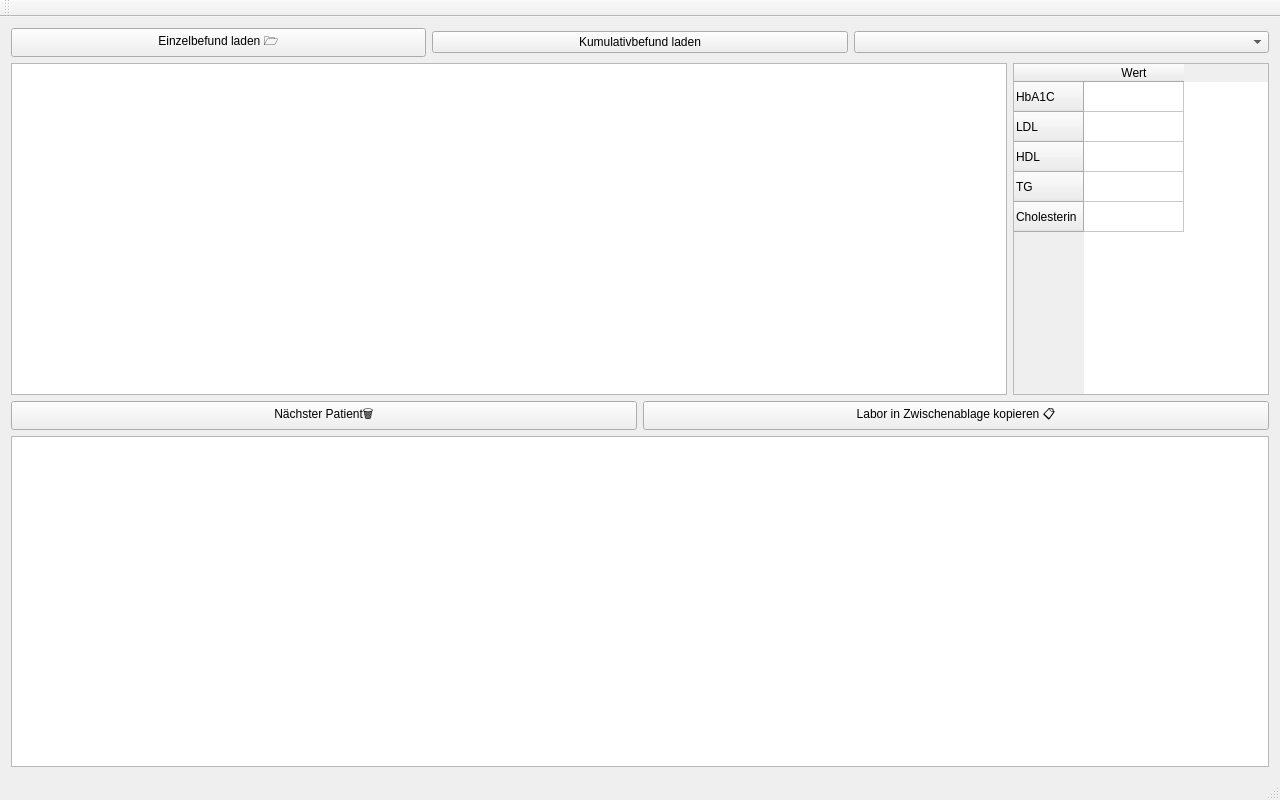
bogie/medicoLabTool, file mainwindow.ui: the form before one commit.
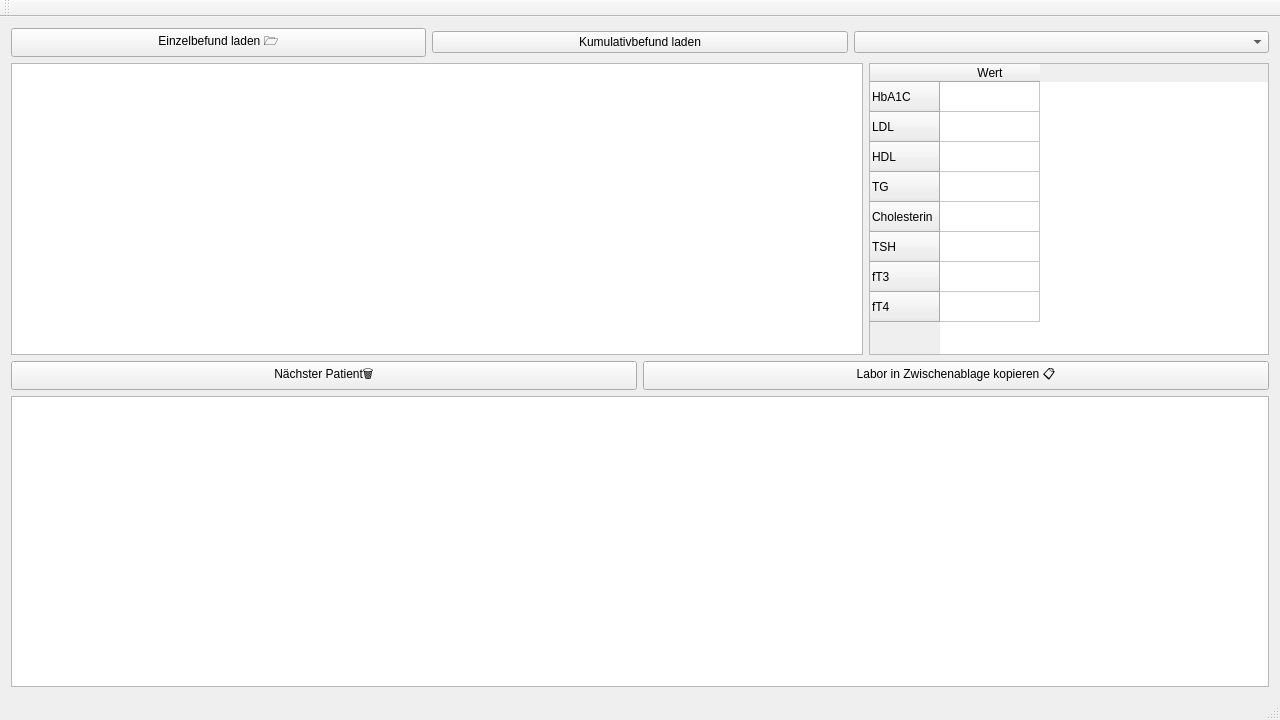
The form after the commit.

Patch:
```diff
--- a/mainwindow.ui
+++ b/mainwindow.ui
@@ -7,7 +7,7 @@
     <x>0</x>
     <y>0</y>
     <width>1280</width>
-    <height>800</height>
+    <height>720</height>
    </rect>
   </property>
   <property name="windowTitle">
@@ -46,11 +46,17 @@
         <item>
          <widget class="QTableWidget" name="rfWidget">
           <property name="sizePolicy">
-           <sizepolicy hsizetype="Fixed" vsizetype="Expanding">
+           <sizepolicy hsizetype="Minimum" vsizetype="Expanding">
             <horstretch>0</horstretch>
             <verstretch>0</verstretch>
            </sizepolicy>
           </property>
+          <property name="minimumSize">
+           <size>
+            <width>400</width>
+            <height>0</height>
+           </size>
+          </property>
           <property name="contextMenuPolicy">
            <enum>Qt::CustomContextMenu</enum>
           </property>
@@ -79,6 +85,21 @@
             <string>Cholesterin</string>
            </property>
           </row>
+          <row>
+           <property name="text">
+            <string>TSH</string>
+           </property>
+          </row>
+          <row>
+           <property name="text">
+            <string>fT3</string>
+           </property>
+          </row>
+          <row>
+           <property name="text">
+            <string>fT4</string>
+           </property>
+          </row>
           <column>
            <property name="text">
             <string>Wert</string>
```
Left out of the diff: 4 changed lines with no effect on the pictures.
